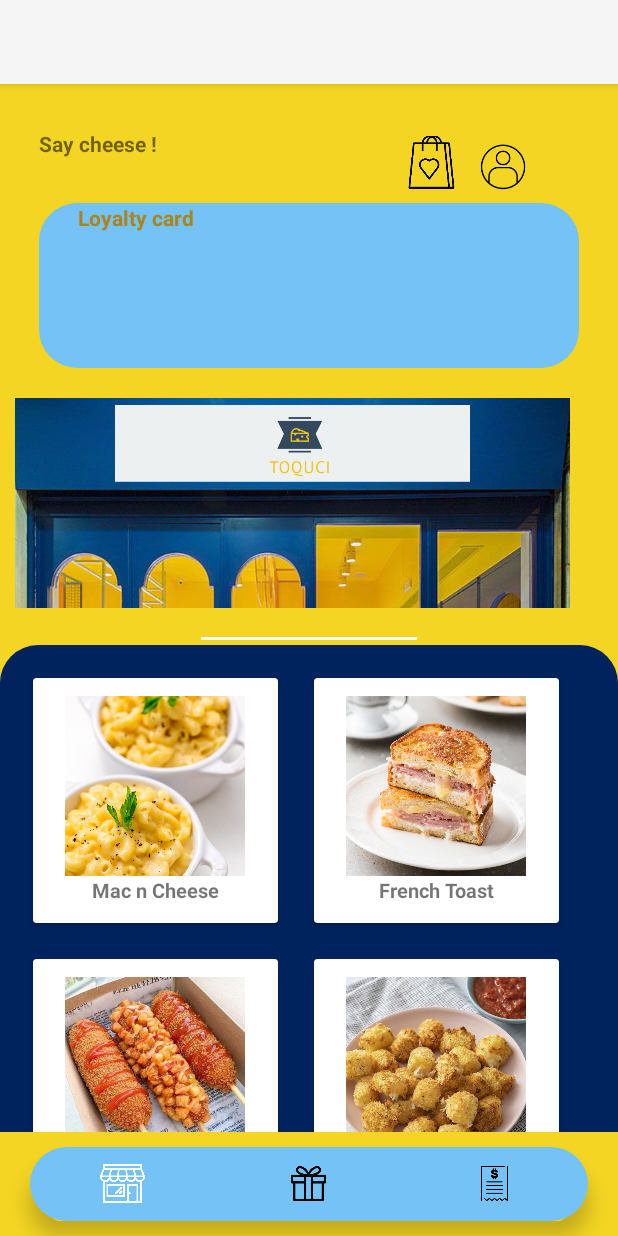
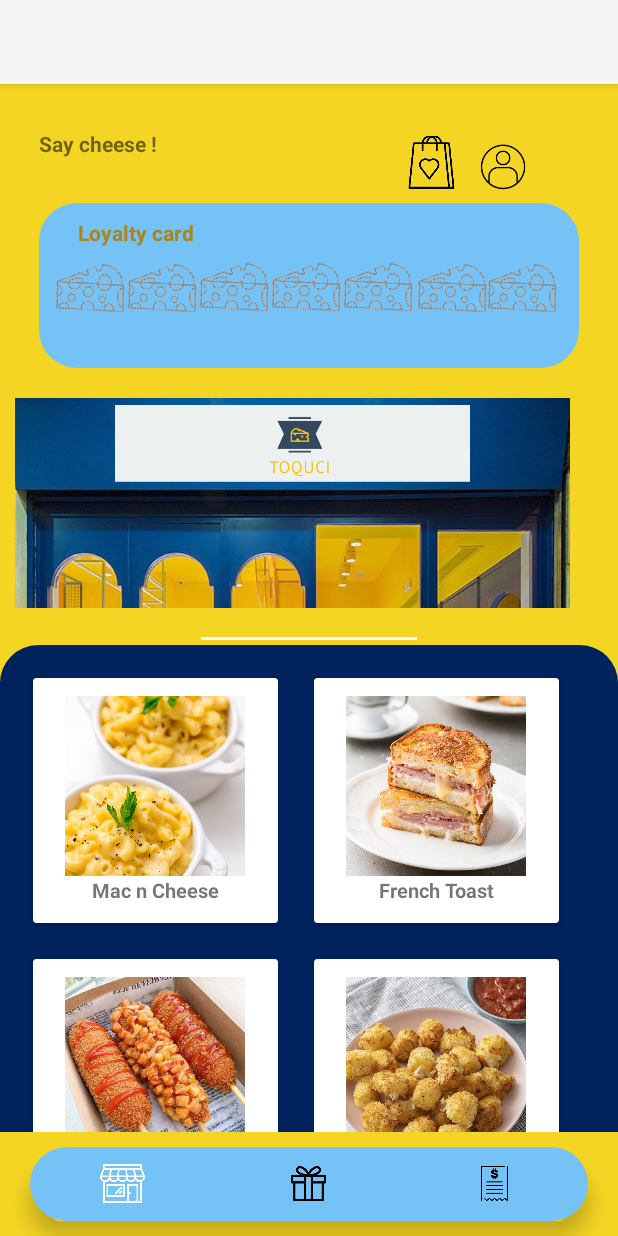
Before and after one commit to quynhhchiitoo/TOQUCI_coffee_shop, an Android app: the screen it shows after launch (HomePage), on a phone screen of 412 x 824 dp. Run offline under Robolectric (Android 15) with nearby library versions, the phone set to English and light mode, and no system bars.

Commit message:
chỉnh homepage + reward phần view loyalty chỉnh item cho historyrewards trong reward

```diff
--- a/app/src/main/res/layout/homepage.xml
+++ b/app/src/main/res/layout/homepage.xml
@@ -102,19 +102,82 @@
                 android:layout_width="wrap_content"
                 android:layout_height="wrap_content"
                 android:layout_marginLeft="26dp"
+                android:layout_marginTop="10dp"
                 android:textStyle="bold"
                 android:textColor="#AB841C"
                 android:text="Loyalty card"
                 />
-<!--            <ImageView-->
-<!--                android:id="@+id/imageView2"-->
-<!--                android:layout_width="311dp"-->
-<!--                android:layout_height="80dp"-->
-<!--                android:layout_alignParentBottom="true"-->
-<!--                android:layout_centerHorizontal="true"-->
-<!--                android:layout_marginBottom="7dp"-->
-<!--                android:background="@drawable/menu_bg"-->
-<!--                app:srcCompat="@drawable/loyaltycard" />-->
+
+            <ImageView
+                android:id="@+id/cheese1"
+                android:layout_width="45dp"
+                android:layout_height="45dp"
+                android:layout_alignParentEnd="true"
+                android:layout_alignParentBottom="true"
+                android:layout_marginEnd="303dp"
+                android:layout_marginBottom="31dp"
+                android:src="@drawable/black_cheese" />
+
+            <ImageView
+                android:id="@+id/cheese2"
+                android:layout_width="45dp"
+                android:layout_height="45dp"
+                android:layout_alignParentEnd="true"
+                android:layout_alignParentBottom="true"
+                android:layout_marginEnd="255dp"
+                android:layout_marginBottom="31dp"
+                android:src="@drawable/black_cheese" />
+
+            <ImageView
+                android:id="@+id/cheese3"
+                android:layout_width="45dp"
+                android:layout_height="45dp"
+                android:layout_alignParentEnd="true"
+                android:layout_alignParentBottom="true"
+                android:layout_marginEnd="207dp"
+                android:layout_marginBottom="32dp"
+                android:src="@drawable/black_cheese" />
+
+            <ImageView
+                android:id="@+id/cheese4"
+                android:layout_width="45dp"
+                android:layout_height="45dp"
+                android:layout_alignParentEnd="true"
+                android:layout_alignParentBottom="true"
+                android:layout_marginEnd="159dp"
+                android:layout_marginBottom="32dp"
+                android:src="@drawable/black_cheese" />
+
+            <ImageView
+                android:id="@+id/cheese5"
+                android:layout_width="45dp"
+                android:layout_height="45dp"
+                android:layout_alignParentEnd="true"
+                android:layout_alignParentBottom="true"
+                android:layout_marginEnd="111dp"
+                android:layout_marginBottom="32dp"
+                android:src="@drawable/black_cheese" />
+
+            <ImageView
+                android:id="@+id/cheese6"
+                android:layout_width="45dp"
+                android:layout_height="45dp"
+                android:layout_alignParentEnd="true"
+                android:layout_alignParentBottom="true"
+                android:layout_marginEnd="62dp"
+                android:layout_marginBottom="31dp"
+                android:src="@drawable/black_cheese" />
+
+            <ImageView
+                android:id="@+id/cheese7"
+                android:layout_width="45dp"
+                android:layout_height="45dp"
+                android:layout_alignParentEnd="true"
+                android:layout_alignParentBottom="true"
+                android:layout_marginEnd="15dp"
+                android:layout_marginBottom="31dp"
+                android:src="@drawable/black_cheese" />
+
         </RelativeLayout>
 
         <ViewFlipper
```
Also changed, not shown: app/src/main/res/layout/item_historyrewards.xml (added, +82 -0 lines), app/src/main/res/layout/rewards.xml (+70 -9 lines).
